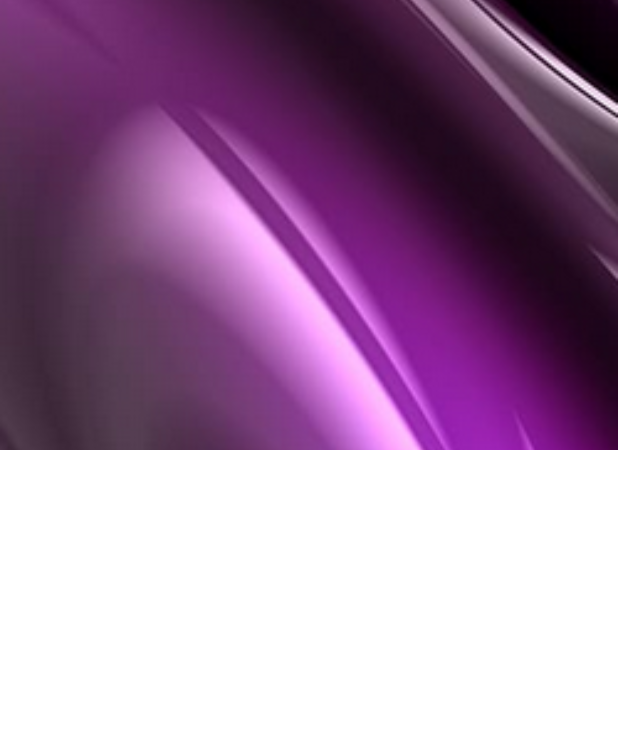
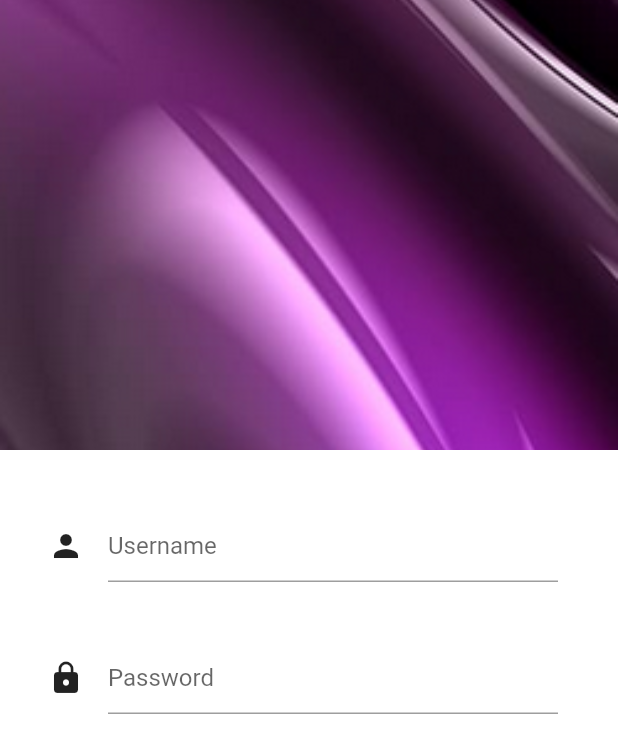
Before and after one commit to Nicoale/pickyFlutter, a Flutter app: the SignUpScreen screen opened directly, on a phone screen of 412 x 824 dp. Shown: the top 753 px of the screen. Run offline on Flutter 3.47's test engine with Material 2 defaults, Android fonts, the phone set to English and light mode, and no system bars.

Commit message:
added the textfields for signup

```diff
--- a/lib/Screens/SignUpScreen.dart
+++ b/lib/Screens/SignUpScreen.dart
@@ -20,6 +20,38 @@ class _SignUpScreenState extends State<SignUpScreen> {
           ),
           SizedBox(
             height:20,
+          ),
+          Padding (
+            padding : const EdgeInsets.all(20),
+            child: Row(
+              children: <Widget>[
+                IconButton(icon: Icon(Icons.person), onPressed: (){}),
+                Expanded(child:
+                Container(
+                  margin: EdgeInsets.only(left: 4, right: 20),
+                  child: TextField(
+                    decoration: InputDecoration(
+                      hintText: 'Username'
+                    ),
+                  )))
+            ],
+            )
+          ),
+                   Padding (
+            padding : const EdgeInsets.all(20),
+            child: Row(
+              children: <Widget>[
+                IconButton(icon: Icon(Icons.lock), onPressed: (){}),
+                Expanded(child:
+                Container(
+                  margin: EdgeInsets.only(left: 4, right: 20),
+                  child: TextField(
+                    decoration: InputDecoration(
+                      hintText: 'Password'
+                    ),
+                  )))
+            ],
+            )
           )
         ]
       ),
```
